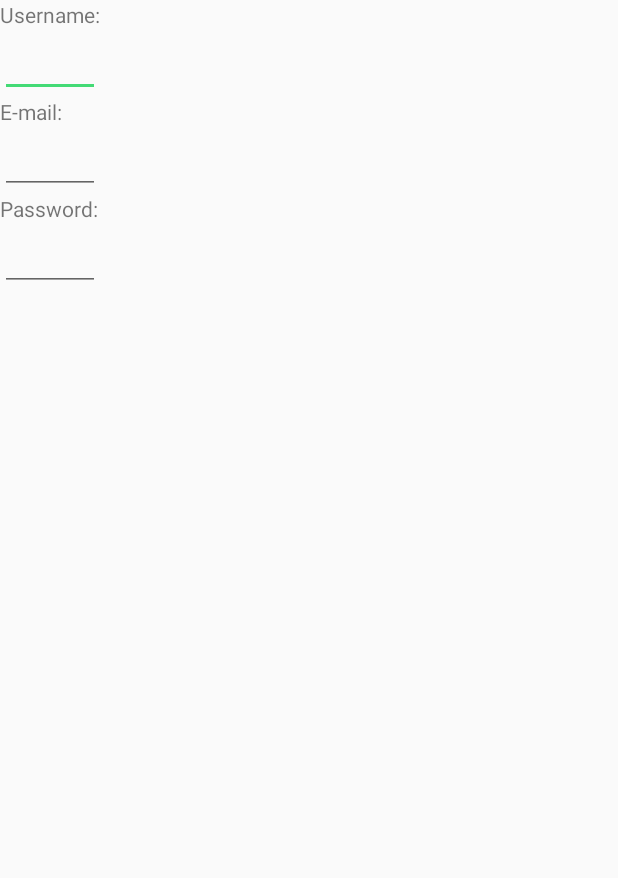
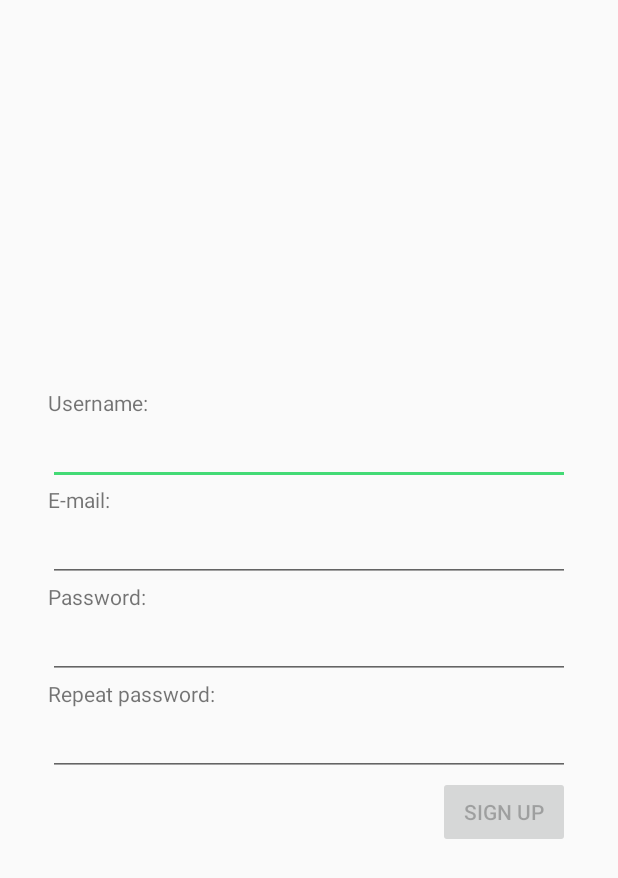
Before and after one commit to pfoof/YARSA-Frontend, an Android app: the layout activity_register.xml on its own in the app's theme, with its tools: preview values and no code run, on a phone screen of 412 x 824 dp. Shown: the top 878 px of the screen. Run offline under Robolectric (Android 15) with nearby library versions, the phone set to English and light mode, and no system bars.

Commit message:
Activity for registration with validation. Currently does not connect to the server. Welcome activity to show register and login buttons. Included some useful dependencies for the future. Resources for styles.

```diff
--- a/app/src/main/java/com/furfel/yarsa_frontend/register/RegisterData.kt
+++ b/app/src/main/java/com/furfel/yarsa_frontend/register/RegisterData.kt
@@ -3,9 +3,7 @@ package com.furfel.yarsa_frontend.register
 import com.google.gson.annotations.SerializedName
 
 data class RegisterData(
-    @SerializedName("captcha") val captcha: String,
     @SerializedName("email") val email: String,
     @SerializedName("username") val username: String,
     @SerializedName("password") val password: String
-) {
-}
+) {}
--- a/app/src/main/res/layout/activity_register.xml
+++ b/app/src/main/res/layout/activity_register.xml
@@ -7,9 +7,11 @@
     tools:context=".register.RegisterActivity">
 
     <LinearLayout
-        android:layout_width="wrap_content"
+        android:layout_width="match_parent"
         android:layout_height="wrap_content"
-        android:orientation="vertical">
+        android:layout_margin="32dp"
+        android:orientation="vertical"
+        android:layout_centerInParent="true">
         <TextView
             android:layout_width="wrap_content"
             android:layout_height="wrap_content"
@@ -18,6 +20,12 @@
         <EditText
             style="@style/registerEditText"
             android:id="@+id/username" />
+
+        <TextView
+            android:id="@+id/usernameError"
+            android:text=""
+            android:visibility="gone"
+            style="@style/registerError" />
 
         <TextView
             android:layout_width="wrap_content"
@@ -30,6 +38,12 @@
             android:inputType="textEmailAddress" />
 
         <TextView
+            android:id="@+id/emailError"
+            android:text=""
+            android:visibility="gone"
+            style="@style/registerError" />
+
+        <TextView
             android:layout_width="wrap_content"
             android:layout_height="wrap_content"
             android:text="@string/password" />
@@ -38,6 +52,36 @@
             style="@style/registerEditText"
             android:id="@+id/password"
             android:inputType="textPassword" />
+
+        <TextView
+            android:id="@+id/passwordError"
+            android:text=""
+            android:visibility="gone"
+            style="@style/registerError" />
+
+        <TextView
+            android:layout_width="wrap_content"
+            android:layout_height="wrap_content"
+            android:text="@string/repeat_password" />
+
+        <EditText
+            style="@style/registerEditText"
+            android:id="@+id/repassword"
+            android:inputType="textPassword" />
+
+        <TextView
+            android:id="@+id/repasswordError"
+            android:text=""
+            android:visibility="gone"
+            style="@style/registerError" />
+
+        <Button
+            android:layout_width="wrap_content"
+            android:layout_height="wrap_content"
+            android:layout_gravity="right"
+            android:enabled="false"
+            android:id="@+id/signUpButton"
+            android:text="Sign Up"/>
     </LinearLayout>
 
 </RelativeLayout>
--- a/app/src/main/res/values/strings.xml
+++ b/app/src/main/res/values/strings.xml
@@ -104,5 +104,8 @@
 
     <string name="username">Username:</string>
     <string name="password">Password:</string>
+    <string name="repeat_password">Repeat password:</string>
     <string name="email">E-mail:</string>
+
+    <string name="action_sign_up">Sign Up</string>
 </resources>
--- a/app/src/main/res/values/styles.xml
+++ b/app/src/main/res/values/styles.xml
@@ -23,4 +23,27 @@
         <item name="android:layout_height">wrap_content</item>
     </style>
 
+    <style name="registerEditText.Error">
+        <item name="android:textColor">#AA2222</item>
+        <item name="android:background">#FFCCBB</item>
+    </style>
+
+    <style name="registerError">
+        <item name="android:textColor">#DF2211</item>
+        <item name="android:textStyle">bold</item>
+        <item name="android:textSize">9pt</item>
+        <item name="android:layout_width">wrap_content</item>
+        <item name="android:layout_height">wrap_content</item>
+        <item name="android:layout_gravity">center_horizontal</item>
+    </style>
+
+    <style name="welcomeButton">
+        <item name="android:padding">16dp</item>
+        <item name="android:textSize">12pt</item>
+        <item name="android:layout_width">wrap_content</item>
+        <item name="android:layout_height">wrap_content</item>
+        <item name="android:layout_gravity">center_horizontal</item>
+        <item name="android:background">@drawable/welcome_button_background</item>
+    </style>
+
 </resources>
```
Also changed, not shown: app/build.gradle (+8 -0 lines), app/src/main/java/com/furfel/yarsa_frontend/interfaces/UserInterface.kt (added, +14 -0 lines), app/src/main/java/com/furfel/yarsa_frontend/register/RegisterActivity.kt (+83 -28 lines), app/src/main/res/drawable/welcome_button_background.xml (added, +8 -0 lines), app/src/main/res/drawable/welcome_button_background_default.xml (added, +8 -0 lines), app/src/main/res/drawable/welcome_button_background_pressed.xml (added, +8 -0 lines), app/src/main/res/layout/welcome_layout.xml (added, +36 -0 lines), app/src/main/res/values-v21/styles.xml (added, +8 -0 lines).
